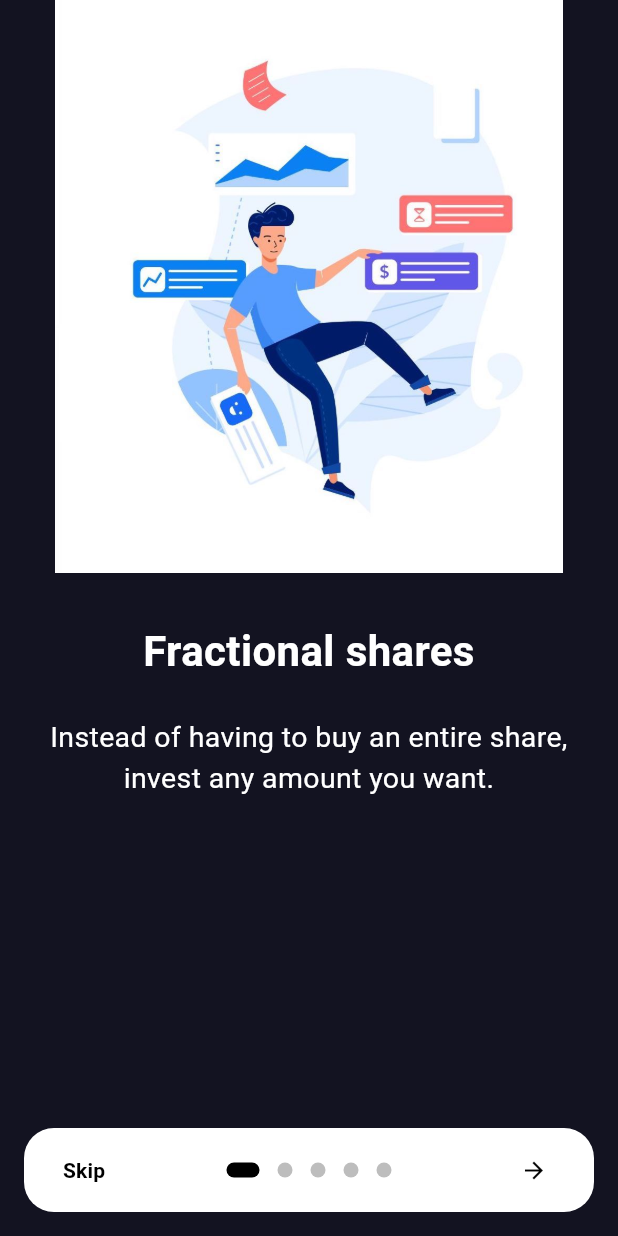
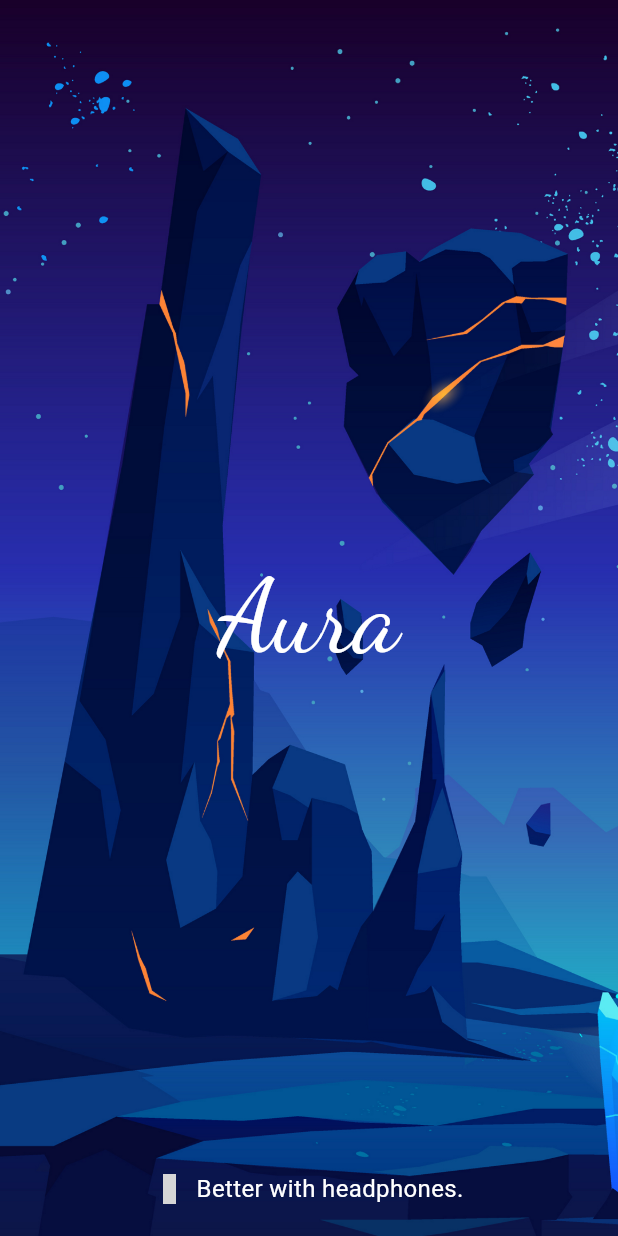
Before and after one commit to BtrXgit/Aura, a Flutter app: the screen it shows after launch, on a phone screen of 412 x 824 dp. Run offline on Flutter 3.47's test engine with Material 3 defaults, Android fonts, the phone set to English and light mode, and no system bars; drawn by our look-alikes of introduction_screen; our stand-ins replace audioplayers, bootstrap_icons, cached_network_image, carousel_slider, cloud_firestore, firebase_auth and 10 more; missing offline and left inert: flutter_floating_bottom_bar, just_audio_cache; accounts and stored records are empty; Roboto replaces fonts that are missing (Kanit); grey boxes are pictures that could not be loaded.

```diff
--- a/aura/lib/main.dart
+++ b/aura/lib/main.dart
@@ -1,9 +1,13 @@
+import 'dart:async';
+
 import 'package:aura/firebase_options.dart';
 import 'package:aura/util/onboarding_screen.dart';
 import 'package:flutter/material.dart';
 import 'package:flutter/services.dart';
 import 'package:get/get.dart';
 import 'package:firebase_core/firebase_core.dart';
+import 'package:google_fonts/google_fonts.dart';
+import 'package:iconsax/iconsax.dart';
 
 Future<void> main() async {
   WidgetsFlutterBinding.ensureInitialized();
@@ -20,7 +24,99 @@ class MyApp extends StatelessWidget {
   @override
   Widget build(BuildContext context) {
     return GetMaterialApp(
-      home: const OnBoardingScreen(),
+      home: SplashScreen(),
     );
   }
 }
+
+class SplashScreen extends StatefulWidget {
+  const SplashScreen({Key? key}) : super(key: key);
+
+  @override
+  _SplashScreenState createState() => _SplashScreenState();
+}
+
+class _SplashScreenState extends State<SplashScreen> {
+  @override
+  void initState() {
+    super.initState();
+
+    Timer(
+      Duration(seconds: 6000),
+      () {
+        Get.off(AuthPage());
+      },
+    );
+  }
+
+  @override
+  Widget build(BuildContext context) {
+    return Scaffold(
+      backgroundColor: Color(0xFF131321),
+      body: Stack(
+        children: [
+          Container(
+            height: double.infinity,
+            width: double.infinity,
+            decoration: BoxDecoration(
+              image: DecorationImage(
+                image: AssetImage('assets/splash/splash8.png'),
+                fit: BoxFit.cover,
+              ),
+            ),
+          ),
+          Center(
+            child: Text(
+              'Aura',
+              style: GoogleFonts.dancingScript(
+                color: Colors.white,
+                fontSize: 68,
+              ),
+            ),
+          ),
+          Positioned(
+            bottom: 20,
+            left: 0,
+            right: 0,
+            child: Row(
+              mainAxisAlignment: MainAxisAlignment.center,
+              crossAxisAlignment: CrossAxisAlignment.center,
+              children: [
+                Icon(
+                  Iconsax.headphone,
+                  color: Colors.white,
+                  size: 20,
+                ),
+                SizedBox(width: 8),
+                Text(
+                  'Better with headphones.',
+                  style: GoogleFonts.kanit(
+                    color: Colors.white,
+                    fontSize: 16,
+                  ),
+                ),
+              ],
+            ),
+          )
+        ],
+      ),
+    );
+  }
+}
+
+class AuthPage extends StatelessWidget {
+  const AuthPage({Key? key});
+
+  @override
+  Widget build(BuildContext context) {
+    // Your AuthPage content goes here
+    return Scaffold(
+      appBar: AppBar(
+        title: Text('Auth Page'),
+      ),
+      body: Center(
+        child: Text('Welcome to AuthPage!'),
+      ),
+    );
+  }
+}
--- a/aura/lib/util/onboarding_screen.dart
+++ b/aura/lib/util/onboarding_screen.dart
@@ -27,13 +27,13 @@ class OnBoardingScreenState extends State<OnBoardingScreen> {
     return Image.asset('assets/$assetName', width: width);
   }
 
-  PageViewModel _buildPageViewModel(
-    String title,
-    String body,
-    String imageAsset,
-    PageDecoration pageDecoration,
-    bool reverse,
-  ) {
+  PageViewModel _buildPageViewModel({
+    required String title,
+    required String body,
+    required String imageAsset,
+    required PageDecoration pageDecoration,
+    required bool reverse,
+  }) {
     return PageViewModel(
       title: title,
       body: body,
@@ -61,54 +61,38 @@ class OnBoardingScreenState extends State<OnBoardingScreen> {
     return IntroductionScreen(
       key: introKey,
       globalBackgroundColor: Color(0xFF131321),
-      allowImplicitScrolling: true,
-      autoScrollDuration: 3000,
+      allowImplicitScrolling: false,
+      autoScrollDuration: 10000,
       infiniteAutoScroll: false,
       pages: [
         _buildPageViewModel(
-          "Fractional shares",
-          "Instead of having to buy an entire share, invest any amount you want.",
-          'img1.jpg',
-          pageDecoration,
-          false,
+          title: "Aura",
+          body:
+              ".",
+          imageAsset: 'img1.jpg',
+          pageDecoration: pageDecoration,
+          reverse: false,
         ),
         _buildPageViewModel(
-          "Learn as you go",
-          "Download the Stockpile app and master the market with our mini-lesson.",
-          'img2.jpg',
-          pageDecoration,
-          false,
+          title: "Categories",
+          body:
+              "Instead of having to buy an entire share, invest any amount you want.",
+          imageAsset: 'img2.jpg',
+          pageDecoration: pageDecoration,
+          reverse: false,
         ),
-        _buildPageViewModel(
-          "Kids and teens",
-          "Kids and teens can track their stocks 24/7 and place trades that you approve.",
-          'img3.jpg',
-          pageDecoration,
-          false,
-        ),
-        _buildPageViewModel(
-          "Another title page",
-          "Another beautiful body text for this example onboarding",
-          'img2.jpg',
-          pageDecoration.copyWith(
-            bodyFlex: 6,
-            imageFlex: 6,
-            safeArea: 80,
-          ),
-          false,
-        ),
-        _buildPageViewModel(
-          "Title of last page - reversed",
-          "",
-          'img1.jpg',
-          pageDecoration.copyWith(
-            bodyFlex: 2,
-            imageFlex: 4,
-            bodyAlignment: Alignment.bottomCenter,
-            imageAlignment: Alignment.topCenter,
-          ),
-          true,
-        ),
+        // _buildPageViewModel(
+        //   title: "Title of last page - reversed",
+        //   body: "Last beautiful body text for this example onboarding",
+        //   imageAsset: 'img1.jpg',
+        //   pageDecoration: pageDecoration.copyWith(
+        //     bodyFlex: 2,
+        //     imageFlex: 4,
+        //     bodyAlignment: Alignment.bottomCenter,
+        //     imageAlignment: Alignment.topCenter,
+        //   ),
+        //   reverse: true,
+        // ),
       ],
       onDone: () => _onIntroEnd(context),
       onSkip: () => _onIntroSkip(context),
--- a/aura/pubspec.yaml
+++ b/aura/pubspec.yaml
@@ -62,6 +62,7 @@ dependencies:
   provider: ^6.1.1
   drop_shadow: ^0.1.0
   introduction_screen: ^3.1.12
+  animated_splash_screen: ^1.3.0
 
 dev_dependencies:
   flutter_test:
@@ -108,6 +109,7 @@ flutter:
     - assets/icons/transport/
     - assets/
     - assets/noise/
+    - assets/splash/
 
 
   #   - images/a_dot_ham.jpeg
```
Also changed, not shown: aura/assets/splash/splash.jpg (added), aura/assets/splash/splash1.jpg (added), aura/assets/splash/splash3.jpg (added), aura/assets/splash/splash4.jpg (added), aura/assets/splash/splash5.jpg (added), aura/assets/splash/splash6.jpg (added), aura/assets/splash/splash7.jpg (added), aura/assets/splash/splash8.png (added), aura/pubspec.lock.
